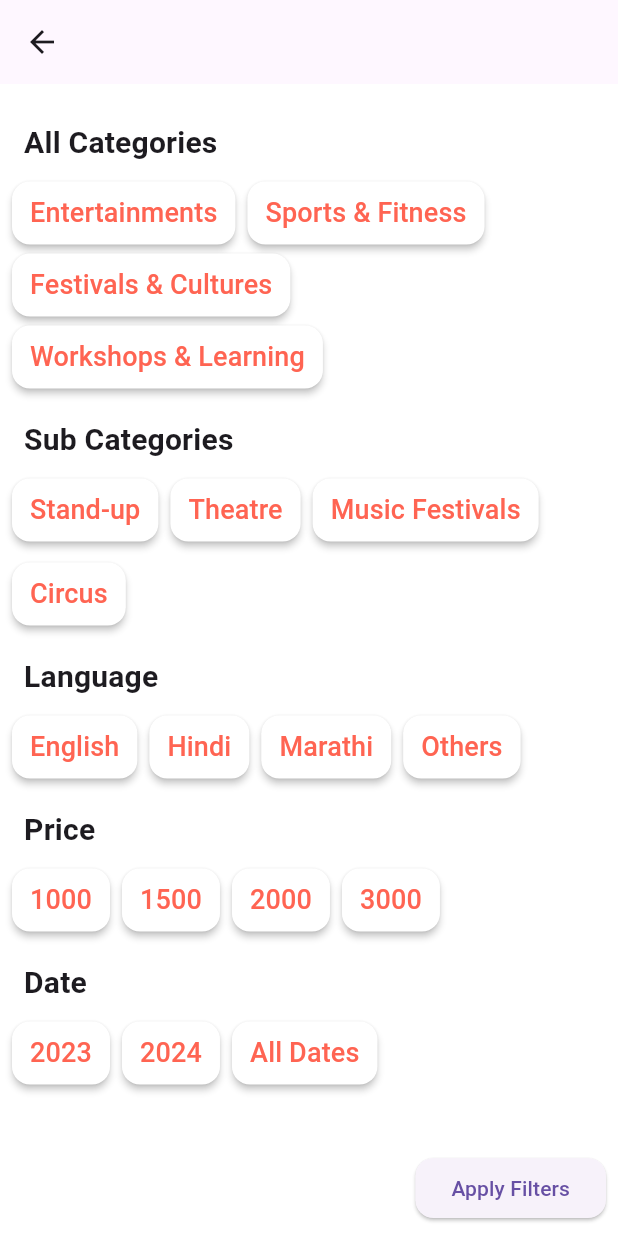
After one commit to Amaanvikar/TicketFirst, a Flutter app: the EventFilterWidget screen opened directly, on a phone screen of 412 x 824 dp. The commit adds this screen. Run offline on Flutter 3.47's test engine with Material 3 defaults, Android fonts, the light colour scheme and no system bars; our stand-ins replace flutter_native_splash, flutter_riverpod.

Commit message:
Event Filter Module

```diff
--- /dev/null
+++ b/lib/Constant/Widgets/eventFilters.dart
@@ -0,0 +1,171 @@
+import 'package:flutter/material.dart';
+import 'package:ticketfirst/Api/Helper/constant.dart';
+
+// Define primary color globally for reuse
+
+class EventFilterWidget extends StatefulWidget {
+  const EventFilterWidget({super.key});
+
+  @override
+  EventFilterWidgetState createState() => EventFilterWidgetState();
+}
+
+class EventFilterWidgetState extends State<EventFilterWidget> {
+  // Keep track of selected buttons
+  final Set<String> _selectedButtons = {};
+
+  // Reusable button creation method
+  Widget _buildCategoryButton(String text, VoidCallback onPressed) {
+    bool isSelected = _selectedButtons.contains(text);
+    return ElevatedButton(
+      style: ElevatedButton.styleFrom(
+        backgroundColor:
+            isSelected ? kPrimaryColor : Colors.white, // Primary color on tap
+        foregroundColor:
+            isSelected
+                ? Colors.white
+                : kPrimaryColor, // Text white when selected
+        padding: const EdgeInsets.symmetric(horizontal: 12, vertical: 8),
+        shape: RoundedRectangleBorder(borderRadius: BorderRadius.circular(12)),
+        elevation: 2,
+      ),
+      onPressed: () {
+        setState(() {
+          if (isSelected) {
+            _selectedButtons.remove(text); // Deselect on tap
+          } else {
+            _selectedButtons.add(text); // Select on tap
+          }
+          onPressed(); // Custom onPressed behavior
+        });
+      },
+      child: Text(text, style: const TextStyle(fontSize: 18)),
+    );
+  }
+
+  @override
+  Widget build(BuildContext context) {
+    return Scaffold(
+      appBar: AppBar(),
+      backgroundColor: Colors.white,
+      body: Padding(
+        padding: const EdgeInsets.all(8.0),
+        child: Column(
+          crossAxisAlignment: CrossAxisAlignment.start,
+          children: [
+            // Title Section
+            SizedBox(height: 8.0),
+            _buildCategoryTitle(context, "All Categories"),
+
+            // First Wrap of Buttons
+            Wrap(
+              spacing: 8.0,
+              children: [
+                _buildCategoryButton("Entertainments", () {}),
+                _buildCategoryButton("Sports & Fitness", () {}),
+                _buildCategoryButton("Festivals & Cultures", () {}),
+                _buildCategoryButton("Workshops & Learning", () {}),
+              ],
+            ),
+
+            SizedBox(height: 8.0),
+
+            // Title Section for Sub Categories
+            _buildCategoryTitle(context, "Sub Categories"),
+
+            // Second Wrap of Buttons
+            Wrap(
+              spacing: 8.0,
+              runSpacing: 8.0,
+              children: [
+                _buildCategoryButton("Stand-up", () {}),
+                _buildCategoryButton("Theatre", () {}),
+                _buildCategoryButton("Music Festivals", () {}),
+                _buildCategoryButton("Circus", () {}),
+              ],
+            ),
+
+            SizedBox(height: 8.0),
+
+            // Title Section for Language
+            _buildCategoryTitle(context, "Language"),
+
+            // Third Wrap of Buttons
+            Wrap(
+              spacing: 8.0,
+              runSpacing: 8.0,
+              children: [
+                _buildCategoryButton("English", () {}),
+                _buildCategoryButton("Hindi", () {}),
+                _buildCategoryButton("Marathi", () {}),
+                _buildCategoryButton("Others", () {}),
+              ],
+            ),
+
+            SizedBox(height: 8.0),
+
+            // Title Section for Price
+            _buildCategoryTitle(context, "Price"),
+
+            // Fourth Wrap of Buttons
+            Wrap(
+              spacing: 8.0,
+              runSpacing: 8.0,
+              children: [
+                _buildCategoryButton("1000", () {}),
+                _buildCategoryButton("1500", () {}),
+                _buildCategoryButton("2000", () {}),
+                _buildCategoryButton("3000", () {}),
+              ],
+            ),
+
+            SizedBox(height: 8.0),
+
+            // Title Section for Date
+            _buildCategoryTitle(context, "Date"),
+
+            // Fifth Wrap of Buttons
+            Wrap(
+              spacing: 8.0,
+              runSpacing: 8.0,
+              children: [
+                _buildCategoryButton("2023", () {}),
+                _buildCategoryButton("2024", () {}),
+                _buildCategoryButton("All Dates", () {}),
+              ],
+            ),
+            Spacer(),
+            Row(
+              mainAxisAlignment: MainAxisAlignment.end,
+              children: [
+                ElevatedButton(
+                  style: ElevatedButton.styleFrom(
+                    shape: RoundedRectangleBorder(
+                      borderRadius: BorderRadius.circular(12),
+                    ),
+                  ),
+                  onPressed: () {},
+                  child: Text('Apply Filters'),
+                ),
+              ],
+            ),
+          ],
+        ),
+      ),
+    );
+  }
+
+  // Method to build the category title text
+  Widget _buildCategoryTitle(BuildContext context, String title) {
+    return Padding(
+      padding: const EdgeInsets.all(8.0),
+      child: Text(
+        title,
+        style: Theme.of(context).textTheme.titleMedium?.copyWith(
+          fontSize: 20,
+          fontWeight: FontWeight.bold,
+        ),
+      ),
+    );
+  }
+}
--- a/lib/Screens/comedyShowsScreen.dart
+++ b/lib/Screens/comedyShowsScreen.dart
@@ -1,9 +1,6 @@
 import 'package:flutter/material.dart';
-import 'package:ticketfirst/Api/Helper/constant.dart';
 import 'package:ticketfirst/Constant/Widgets/searchField.dart';
 import 'package:ticketfirst/Screens/Event/EventTypeScreen.dart';
-import 'package:ticketfirst/Screens/Event/eventConfirmationScreen.dart';
-import 'package:ticketfirst/Screens/Event/knowMoreInfoScreen.dart';
 
 class ComedyShowsScreen extends StatefulWidget {
   const ComedyShowsScreen({super.key});
```
Also changed, not shown: lib/Api/Model/dummyUserModel.dart (+4 -5 lines), lib/Constant/Widgets/searchField.dart (+35 -13 lines), lib/Provider/RiverPodProvider.dart (+5 -2 lines), lib/Screens/EditScreen.dart (+9 -8 lines), lib/Screens/eventScreen.dart (+7 -3 lines).
